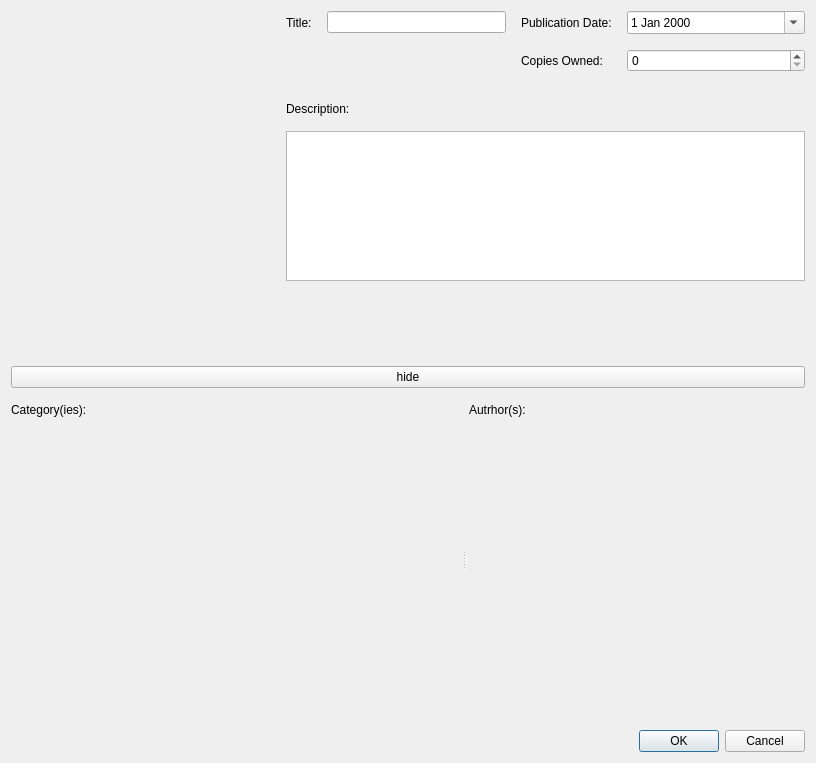
Old version of the form src/forms/bookadddialog.ui in the repository yunag/QLibraryManagementSystem.
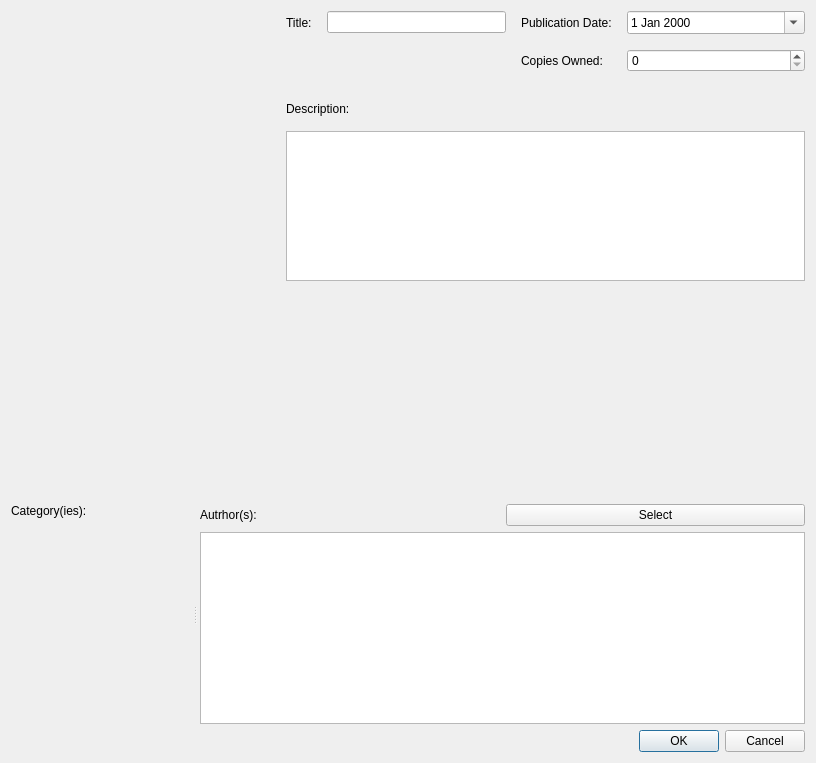
New version of the form. Icons and pictures are not drawn. Custom widgets are drawn as their Qt base class.

```diff
--- a/src/forms/bookadddialog.ui
+++ b/src/forms/bookadddialog.ui
@@ -13,10 +13,7 @@
   <property name="windowTitle">
    <string>Form</string>
   </property>
-  <layout class="QVBoxLayout" name="verticalLayout_4" stretch="12,0,11,0">
-   <property name="spacing">
-    <number>15</number>
-   </property>
+  <layout class="QVBoxLayout" name="verticalLayout_4" stretch="12,0,0">
    <item>
     <layout class="QHBoxLayout" name="horizontalLayout_4" stretch="5,10">
      <property name="spacing">
@@ -187,13 +184,6 @@
      </item>
     </layout>
    </item>
-   <item>
-    <widget class="QPushButton" name="hideButton">
-     <property name="text">
-      <string>hide</string>
-     </property>
-    </widget>
-   </item>
    <item>
     <widget class="QSplitter" name="splitter">
      <property name="orientation">
@@ -238,6 +228,8 @@
      <widget class="QWidget" name="layoutWidget">
       <layout class="QVBoxLayout" name="verticalLayout_3">
        <item>
+        <layout class="QHBoxLayout" name="horizontalLayout">
+         <item>
         <widget class="QLabel" name="authorsTitle">
          <property name="sizePolicy">
           <sizepolicy hsizetype="Preferred" vsizetype="Fixed">
@@ -251,20 +243,19 @@
         </widget>
        </item>
        <item>
-        <widget class="TwoWayList" name="authors" native="true">
-         <property name="sizePolicy">
-          <sizepolicy hsizetype="Preferred" vsizetype="Expanding">
-           <horstretch>0</horstretch>
-           <verstretch>0</verstretch>
-          </sizepolicy>
-         </property>
-         <property name="minimumSize">
-          <size>
-           <width>0</width>
-           <height>100</height>
-          </size>
-         </property>
-        </widget>
+          <widget class="QPushButton" name="authorsSelectButton">
+           <property name="text">
+            <string>Select</string>
+           </property>
+           <property name="autoDefault">
+            <bool>false</bool>
+           </property>
+          </widget>
+         </item>
+        </layout>
+       </item>
+       <item>
+        <widget class="QListWidget" name="authors"/>
        </item>
       </layout>
      </widget>
```
Lines whose indentation alone changed are shown as unchanged.
